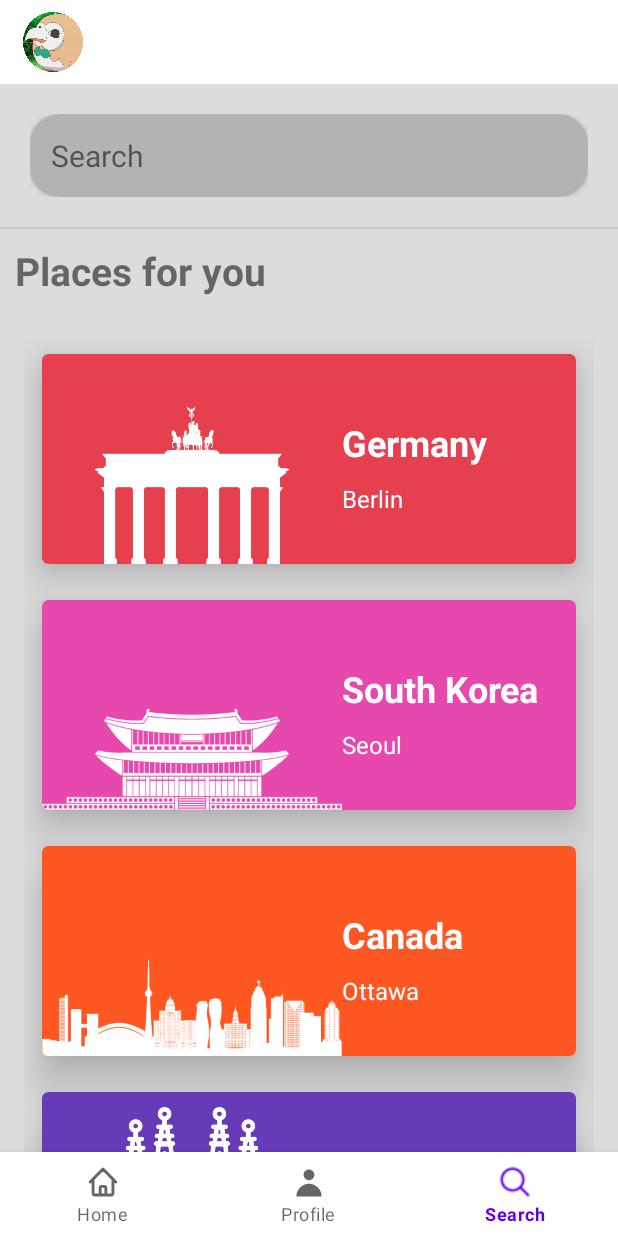
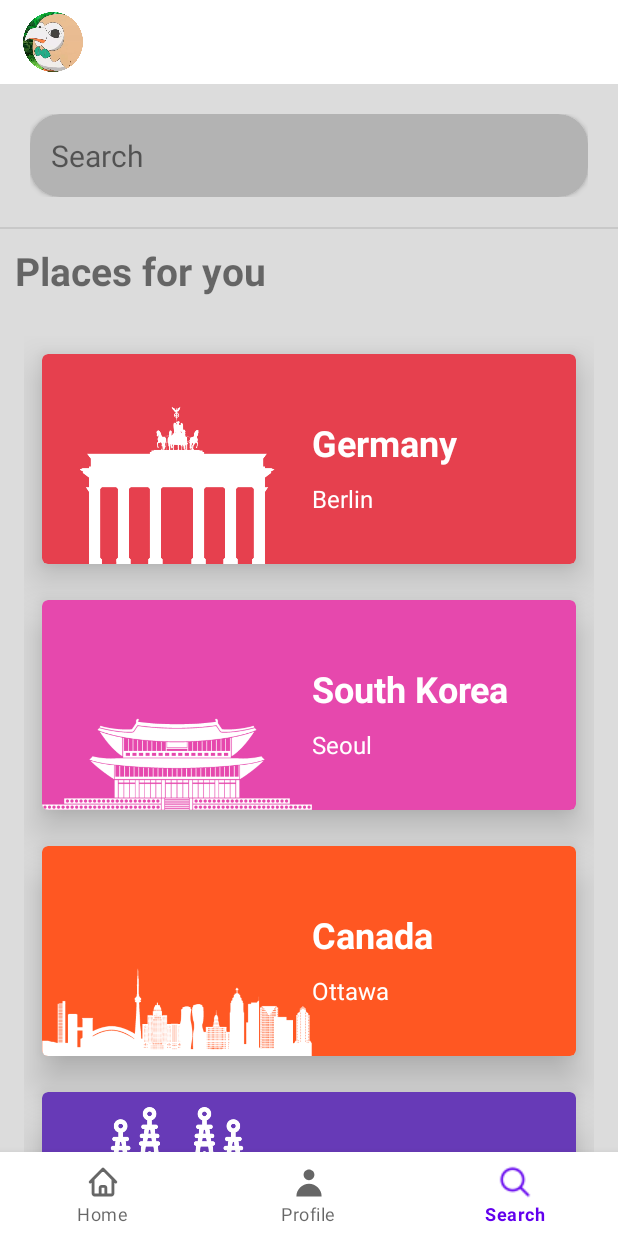
Before and after one commit to ShinAquila/Android-Final-Project, an Android app: the screen it shows after launch (MainActivity), item 3 of the bottom bar chosen, on a phone screen of 412 x 824 dp. Run offline under Robolectric (Android 15) with nearby library versions, the phone set to English and light mode, and no system bars; our stand-ins replace navigation-ui.

Commit message:
goods na guro ni

```diff
--- a/app/src/main/res/layout/activity_philippines.xml
+++ b/app/src/main/res/layout/activity_philippines.xml
@@ -199,7 +199,7 @@
                                         android:layout_width="match_parent"
                                         android:layout_height="wrap_content"
                                         android:gravity="center"
-                                        android:text="Cebu City"/>
+                                        android:text="Baguio"/>
                                 </LinearLayout>
 
                             </androidx.cardview.widget.CardView>
@@ -231,7 +231,7 @@
                                         android:layout_width="match_parent"
                                         android:layout_height="wrap_content"
                                         android:gravity="center"
-                                        android:text="Cebu City"/>
+                                        android:text="Puerto"/>
                                 </LinearLayout>
 
                             </androidx.cardview.widget.CardView>
--- a/app/src/main/res/layout/fragment_search.xml
+++ b/app/src/main/res/layout/fragment_search.xml
@@ -79,7 +79,7 @@
                         android:orientation="horizontal">
 
                         <ImageView
-                            android:layout_width="200dp"
+                            android:layout_width="180dp"
                             android:layout_height="130dp"
                             android:layout_gravity="bottom"
                             android:src="@drawable/germany_landmark" />
@@ -131,8 +131,8 @@
                         android:orientation="horizontal">
 
                         <ImageView
-                            android:layout_width="200dp"
-                            android:layout_height="200dp"
+                            android:layout_width="180dp"
+                            android:layout_height="180dp"
                             android:layout_gravity="bottom"
                             android:src="@drawable/sokor_landmark" />
 
@@ -182,8 +182,8 @@
                         android:orientation="horizontal">
 
                         <ImageView
-                            android:layout_width="200dp"
-                            android:layout_height="200dp"
+                            android:layout_width="180dp"
+                            android:layout_height="180dp"
                             android:layout_gravity="bottom"
                             android:src="@drawable/canada_landmark" />
 
@@ -234,7 +234,7 @@
                         android:orientation="horizontal">
 
                         <ImageView
-                            android:layout_width="200dp"
+                            android:layout_width="180dp"
                             android:layout_height="130dp"
                             android:layout_gravity="bottom"
                             android:src="@drawable/spain_landmark" />
@@ -286,7 +286,7 @@
                         android:orientation="horizontal">
 
                         <ImageView
-                            android:layout_width="200dp"
+                            android:layout_width="180dp"
                             android:layout_height="130dp"
                             android:layout_gravity="bottom"
                             android:src="@drawable/japan_landmark" />
```
Also changed, not shown: app/src/main/res/layout/fragment_side_settings.xml (+5 -5 lines), app/src/main/res/drawable/error_settings.png (added).
